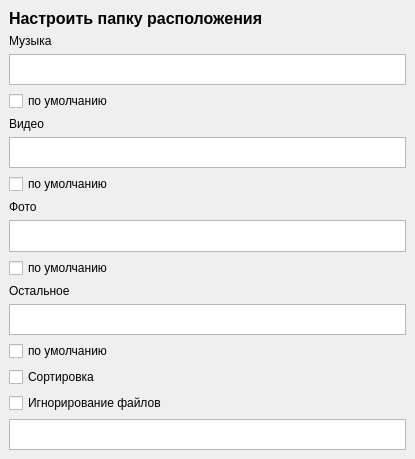
Old version of the form ui/folderselect.ui in the repository USATU-Project/DesktopHelper.
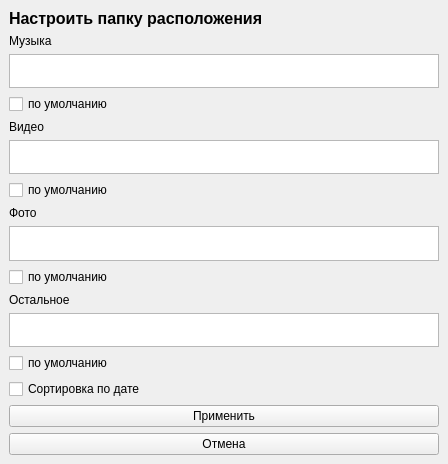
New version of the form.

```diff
--- a/ui/folderselect.ui
+++ b/ui/folderselect.ui
@@ -6,8 +6,8 @@
    <rect>
     <x>0</x>
     <y>0</y>
-    <width>415</width>
-    <height>459</height>
+    <width>448</width>
+    <height>464</height>
    </rect>
   </property>
   <property name="windowTitle">
@@ -182,29 +182,21 @@
        </font>
       </property>
       <property name="text">
-       <string>Сортировка</string>
+       <string>Сортировка по дате</string>
       </property>
      </widget>
     </item>
     <item>
-     <widget class="QCheckBox" name="checkBox_6">
-      <property name="font">
-       <font>
-        <family>Helvetica</family>
-       </font>
-      </property>
+     <widget class="QPushButton" name="accept_button">
       <property name="text">
-       <string>Игнорирование файлов</string>
+       <string>Применить</string>
       </property>
      </widget>
     </item>
     <item>
-     <widget class="QTextEdit" name="textEdit_4">
-      <property name="minimumSize">
-       <size>
-        <width>389</width>
-        <height>27</height>
-       </size>
+     <widget class="QPushButton" name="cancel_button">
+      <property name="text">
+       <string>Отмена</string>
       </property>
      </widget>
     </item>
```
Left out of the diff: 18 changed lines with no effect on the pictures.
